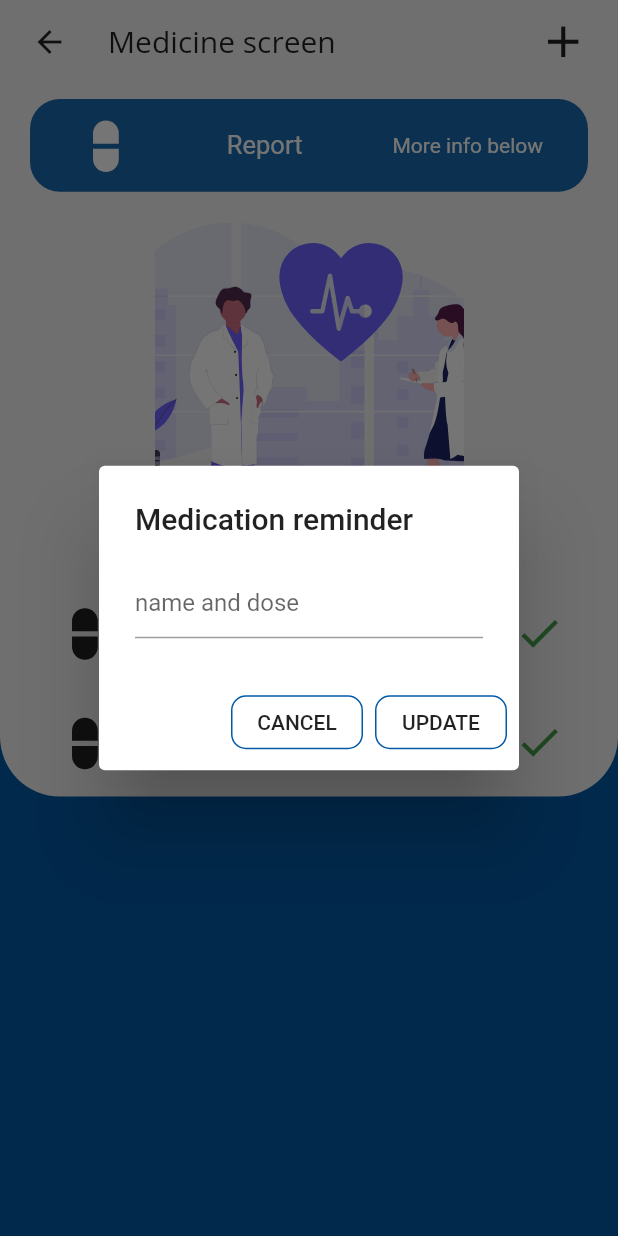
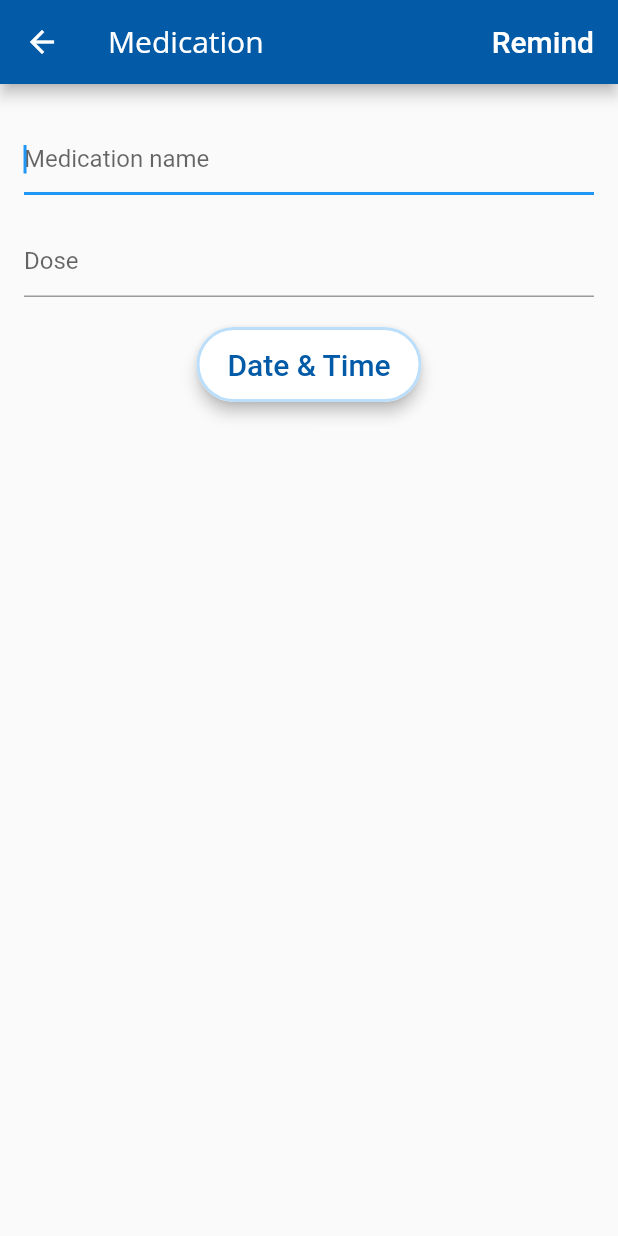
Before and after one commit to derdmislav/health_app, a Flutter app: the MedScreen screen opened directly, after a tap on the "add" icon, on a phone screen of 412 x 824 dp. Run offline on Flutter 3.47's test engine with Material 2 defaults, Android fonts, the phone set to English and light mode, and no system bars; our stand-ins replace flutter_datetime_picker, flutter_local_notifications, flutter_svg, fluttertoast, hive, pedometer; accounts and stored records are empty; generated files the repository leaves out were written again.

Commit message:
addMedScreen & food nutrition

```diff
--- a/lib/main.dart
+++ b/lib/main.dart
@@ -3,6 +3,7 @@ import 'package:flutter_local_notifications/flutter_local_notifications.dart';
 import 'package:health_app/models/step_count.dart';
 import 'package:health_app/models/step_count_data.dart';
 import 'package:health_app/screens/food_screen/add_food_screen.dart';
+import 'package:health_app/screens/med_screen/add_medicine_screen.dart';
 import 'package:health_app/screens/overview/overview_screen.dart';
 import 'package:hive/hive.dart';
 import 'package:path_provider/path_provider.dart' as path_provider;
@@ -87,6 +88,7 @@ class MyApp extends StatelessWidget {
                 },
               ),
           '/AddFoodScreen': (context) => AddFoodScreen(),
+          '/AddMedicineScreen': (context) => AddMedicineScreen(),
         },
       ),
     );
--- a/lib/models/step_count_data.dart
+++ b/lib/models/step_count_data.dart
@@ -10,7 +10,7 @@ class StepCountData extends ChangeNotifier {
 
   StepCount _activeSteps;
 
-  void getStepCounts() async {
+  Future<void> getStepCounts() async {
     var box = await Hive.openBox<StepCount>(_boxName);
 
     _stepCounts = box.values.toList();
@@ -21,9 +21,7 @@ class StepCountData extends ChangeNotifier {
     return _stepCounts[index];
   }
 
-  int get stepLength {
-    return _stepCounts.length;
-  }
+  int get stepLength => _stepCounts.length;
 
   void addSteps(StepCount newStepCount) async {
     var box = await Hive.openBox<StepCount>(_boxName);
--- /dev/null
+++ b/lib/screens/med_screen/add_medicine_screen.dart
@@ -0,0 +1,123 @@
+import 'package:flutter/material.dart';
+import 'package:flutter_datetime_picker/flutter_datetime_picker.dart';
+
+class AddMedicineScreen extends StatefulWidget {
+  @override
+  _AddMedicineScreenState createState() => _AddMedicineScreenState();
+}
+
+class _AddMedicineScreenState extends State<AddMedicineScreen> {
+  final TextEditingController controller = TextEditingController();
+
+  @override
+  void dispose() {
+    controller.dispose();
+    super.dispose();
+  }
+
+  @override
+  Widget build(BuildContext context) {
+    return Scaffold(
+      appBar: AppBar(
+        // Here we take the value from the MyHomePage object that was created by
+        // the App.build method, and use it to set our appbar title.
+        title: Text('Medication'),
+        actions: <Widget>[
+          FlatButton(
+            child: Text(
+              'Remind',
+              style: TextStyle(
+                color: Colors.white,
+                fontSize: 20.0,
+              ),
+            ),
+            onPressed: () {
+              print('pressed');
+            },
+          ),
+        ],
+      ),
+      body: Center(
+        child: Padding(
+          padding: const EdgeInsets.all(16.0),
+          child: Column(
+            mainAxisAlignment: MainAxisAlignment.start,
+            children: <Widget>[
+              Padding(
+                padding: EdgeInsets.symmetric(vertical: 10),
+                child: TextField(
+                  controller: controller,
+                  autofocus: true,
+                  decoration: InputDecoration(
+                    hintText: 'Medication name',
+                  ),
+                  //ADDED CONTROLLER FOR DONE BUTTON
+                  //added dispose for controller
+                  onEditingComplete: () {
+                    setState(() {});
+                  },
+                ),
+              ),
+              Padding(
+                padding: EdgeInsets.symmetric(vertical: 10),
+                child: TextField(
+                  controller: controller,
+                  autofocus: true,
+                  decoration: InputDecoration(
+                    hintText: 'Dose',
+                  ),
+                  //ADDED CONTROLLER FOR DONE BUTTON
+                  //added dispose for controller
+                  onEditingComplete: () {
+                    setState(() {});
+                  },
+                ),
+              ),
+              Padding(
+                padding: EdgeInsets.symmetric(vertical: 10),
+                child: ButtonTheme(
+                  minWidth: 150,
+                  height: 50,
+                  child: RaisedButton(
+                    elevation: 4,
+                    shape: RoundedRectangleBorder(
+                      borderRadius: new BorderRadius.circular(30.0),
+                      side: BorderSide(
+                        color: Theme.of(context).primaryColorLight,
+                        width: 2,
+                      ),
+                    ),
+                    color: Colors.white,
+                    onPressed: () {
+                      DatePicker.showDatePicker(
+                        context,
+                        showTitleActions: true,
+                        minTime: DateTime.now(),
+                        maxTime: null,
+                        onChanged: (date) {
+                          print('change $date');
+                        },
+                        onConfirm: (date) {
+                          print('confirm $date');
+                        },
+                        currentTime: DateTime.now(),
+                        locale: LocaleType.en,
+                      );
+                    },
+                    child: Text(
+                      'Date & Time',
+                      style: TextStyle(
+                        fontSize: 20,
+                        color: Theme.of(context).primaryColor,
+                      ),
+                    ),
+                  ),
+                ),
+              ),
+            ],
+          ),
+        ),
+      ), // This trailing comma makes auto-formatting nicer for build methods.
+    );
+  }
+}
--- a/lib/screens/med_screen/med_screen.dart
+++ b/lib/screens/med_screen/med_screen.dart
@@ -1,7 +1,6 @@
 import 'package:flutter/material.dart';
 
 import 'package:health_app/constants.dart';
-import 'package:health_app/screens/med_screen/widgets/add_medicine_widget.dart';
 import 'package:health_app/screens/med_screen/widgets/med_body_widget.dart';
 
 class MedScreen extends StatefulWidget {
@@ -49,10 +48,7 @@ AppBar _buildAppBar(BuildContext context) {
           size: 35,
         ),
         onPressed: () {
-          showDialog(
-            context: context,
-            child: AddMedicineWidget(),
-          );
+          Navigator.pushNamed(context, '/AddMedicineScreen');
         },
       ),
     ],
--- a/lib/screens/pedometer_screen/pedometer_screen.dart
+++ b/lib/screens/pedometer_screen/pedometer_screen.dart
@@ -1,11 +1,9 @@
 import 'package:flutter/material.dart';
 
 import 'package:health_app/constants.dart';
-import 'package:health_app/models/step_count_data.dart';
 import 'package:health_app/screens/pedometer_screen/widgets/add_goal_pedometer_widget.dart';
 
 import 'package:health_app/screens/pedometer_screen/widgets/pedometer_body_widget.dart';
-import 'package:provider/provider.dart';
 
 class PedometerScreen extends StatefulWidget {
   @override
@@ -15,7 +13,6 @@ class PedometerScreen extends StatefulWidget {
 class _PedometerScreenState extends State<PedometerScreen> {
   @override
   Widget build(BuildContext context) {
-    Provider.of<StepCountData>(context, listen: false).getStepCounts();
     return Scaffold(
       backgroundColor: Theme.of(context).primaryColor,
       appBar: _buildAppBar(context),
--- a/pubspec.yaml
+++ b/pubspec.yaml
@@ -32,6 +32,9 @@ dependencies:
   pedometer: ^2.0.2
   jiffy: ^3.0.1
   http: ^0.12.2
+  intl: ^0.16.1
+  fluttertoast: ^7.1.1
+  flutter_datetime_picker: ^1.4.0
 
   # The following adds the Cupertino Icons font to your application.
   # Use with the CupertinoIcons class for iOS style icons.
```
Also changed, not shown: lib/models/food.dart (added, +52 -0 lines), lib/resources/health_app_api.dart (added, +145 -0 lines), lib/screens/food_screen/add_food_screen.dart (+63 -5 lines), lib/screens/pedometer_screen/widgets/pedometer_body_widget.dart (+44 -49 lines), lib/screens/pedometer_screen/widgets/step_count_tile_widget.dart (+9 -2 lines), pubspec.lock.
